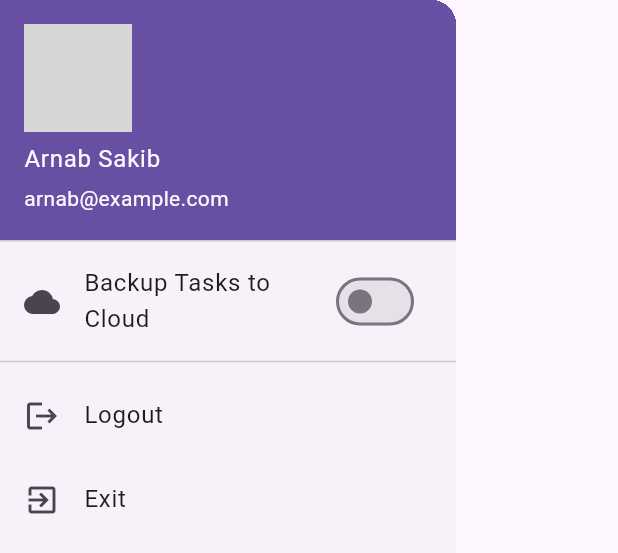
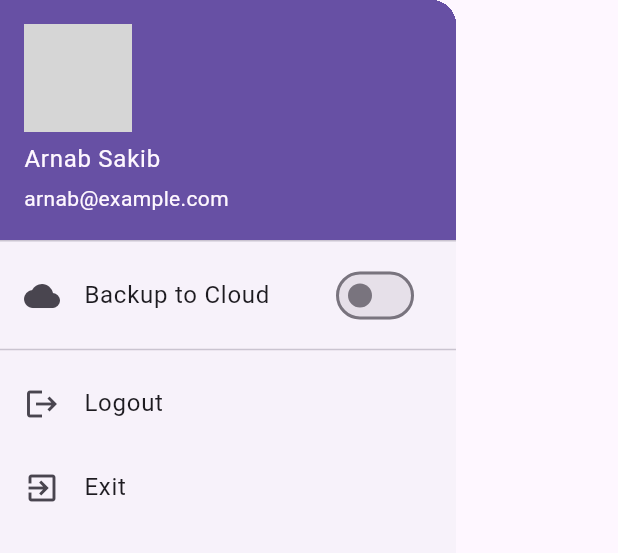
Before and after one commit to anjumArnab/Task-Manager, a Flutter app: the CustomDrawer widget shown alone on an empty page, opened directly, on a phone screen of 412 x 824 dp. Shown: the top 553 px of the screen. Run offline on Flutter 3.47's test engine with Material 3 defaults, Android fonts, the phone set to English and light mode, and no system bars; our stand-ins replace sqflite; accounts and stored records are empty; network calls fail; grey boxes are pictures that could not be loaded.

Commit message:
minor changes

```diff
--- a/lib/screens/drawer.dart
+++ b/lib/screens/drawer.dart
@@ -36,7 +36,7 @@ class CustomDrawer extends StatelessWidget {
           // Backup Tasks Section
           ListTile(
             leading: const Icon(Icons.cloud),
-            title: const Text('Backup Tasks to Cloud'),
+            title: const Text('Backup to Cloud'), // Backup Tasks to Cloud
             trailing: Switch(
               value: isBackupEnabled,
               onChanged: onBackupToggle,
```
